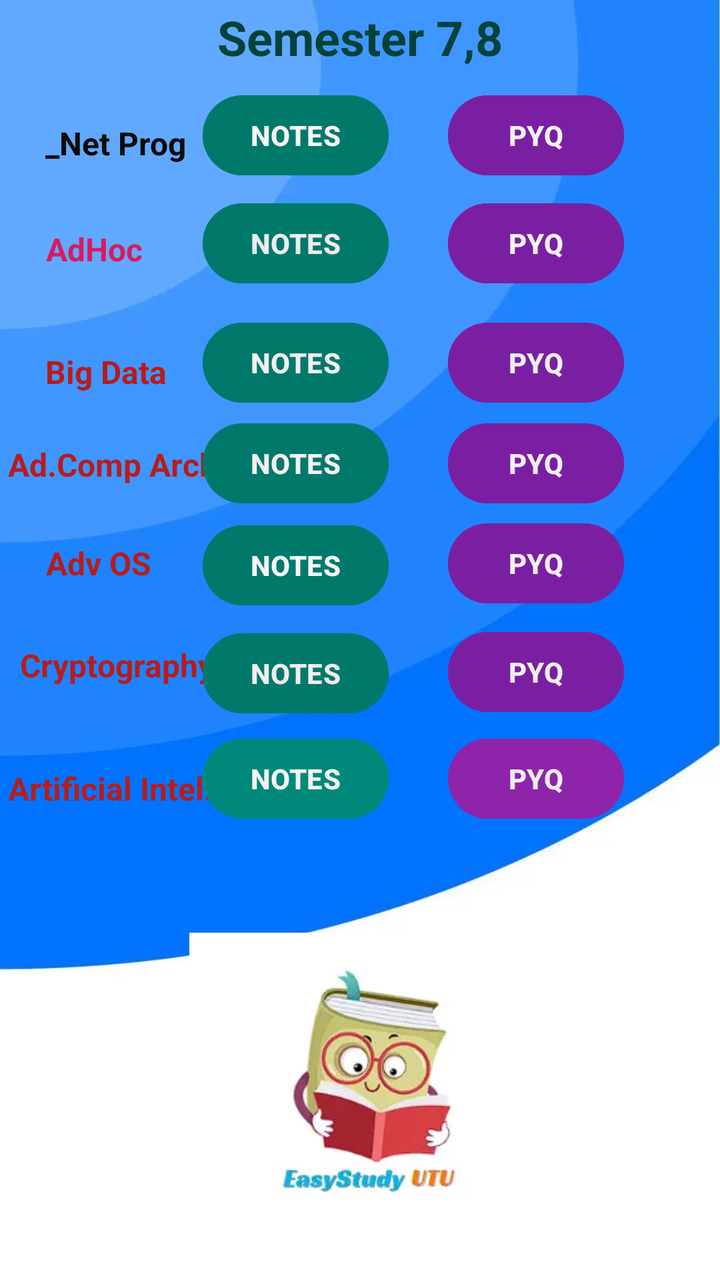
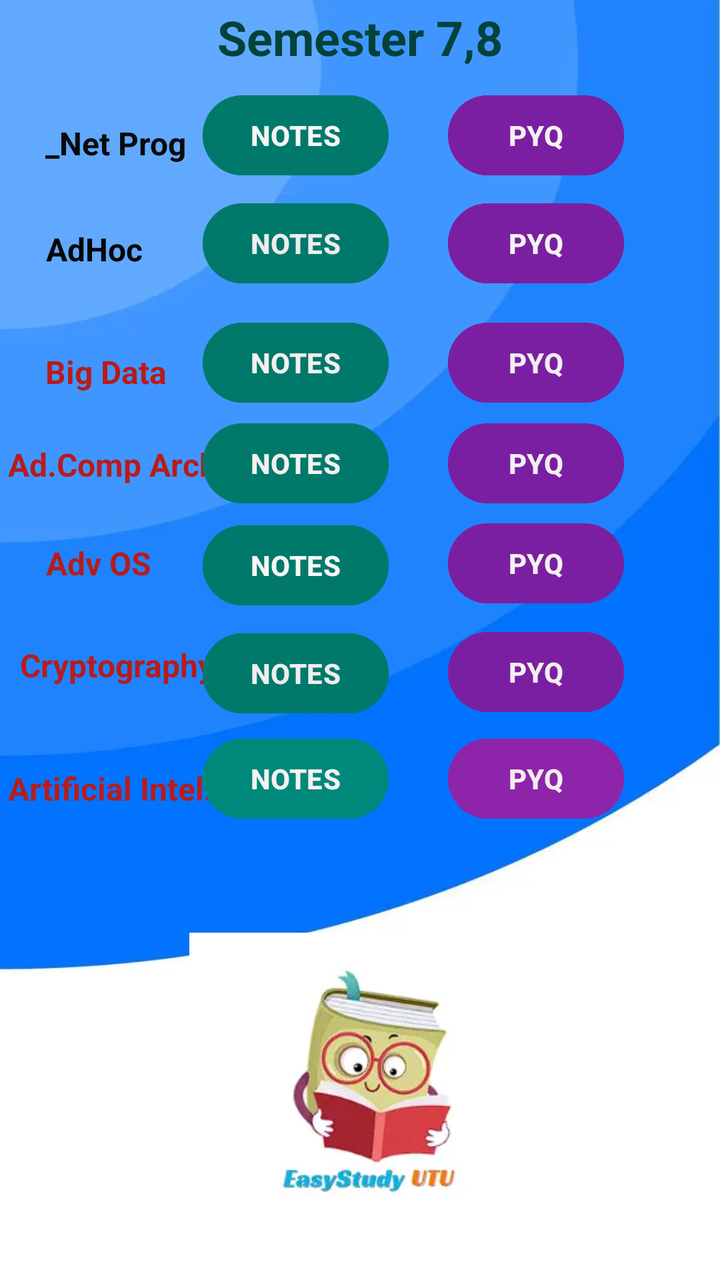

Before-and-after screenshots of an Android layout around one commit, followed by the original layout XML and the change that was made.
<!-- AndroidManifest.xml: application theme Theme.EasyStudyUTU -->
<!-- res/layout/activity_fourth_year.xml -->
<?xml version="1.0" encoding="utf-8"?>
<androidx.constraintlayout.widget.ConstraintLayout xmlns:android="http://schemas.android.com/apk/res/android"
    xmlns:app="http://schemas.android.com/apk/res-auto"
    xmlns:tools="http://schemas.android.com/tools"
    style="d"
    android:layout_width="match_parent"
    android:layout_height="match_parent"
    android:background="@drawable/background2"
    android:foregroundTint="#00897B"
    tools:context=".FourthYear">


    <TextView
        android:id="@+id/textView30"
        android:layout_width="wrap_content"
        android:layout_height="wrap_content"
        android:text="Cryptography"
        android:textColor="#B71C1C"
        android:textSize="16dp"
        android:textStyle="bold"
        app:layout_constraintBottom_toBottomOf="parent"
        app:layout_constraintEnd_toEndOf="parent"
        app:layout_constraintHorizontal_bias="0.038"
        app:layout_constraintStart_toStartOf="parent"
        app:layout_constraintTop_toTopOf="parent"
        app:layout_constraintVertical_bias="0.52" />

    <Button
        android:id="@+id/adhocpyq"
        android:layout_width="wrap_content"
        android:layout_height="wrap_content"
        android:backgroundTint="#7B1FA2"
        android:text="PYQ"
        android:textColor="#F4F3F3"
        android:textStyle="bold"
        app:layout_constraintBottom_toBottomOf="parent"
        app:layout_constraintEnd_toEndOf="parent"
        app:layout_constraintHorizontal_bias="0.823"
        app:layout_constraintStart_toStartOf="parent"
        app:layout_constraintTop_toTopOf="parent"
        app:layout_constraintVertical_bias="0.165" />

    <TextView
        android:id="@+id/textView25"
        android:layout_width="wrap_content"
        android:layout_height="wrap_content"
        android:foregroundTint="#F44336"
        android:text="Semester 7,8"
        android:textColor="#03423B"
        android:textSize="24dp"
        android:textStyle="bold"
        app:layout_constraintBottom_toBottomOf="parent"
        app:layout_constraintEnd_toEndOf="parent"
        app:layout_constraintStart_toStartOf="parent"
        app:layout_constraintTop_toTopOf="parent"
        app:layout_constraintVertical_bias="0.004" />

    <TextView
        android:id="@+id/textView26"
        android:layout_width="wrap_content"
        android:layout_height="wrap_content"
        android:text="_Net Prog"
        android:textColor="#0B0B0B"
        android:textSize="16dp"
        android:textStyle="bold"
        app:layout_constraintBottom_toBottomOf="parent"
        app:layout_constraintEnd_toEndOf="parent"
        app:layout_constraintHorizontal_bias="0.078"
        app:layout_constraintStart_toStartOf="parent"
        app:layout_constraintTop_toTopOf="parent"
        app:layout_constraintVertical_bias="0.098" />

    <Button
        android:id="@+id/dotnetnotes"
        android:layout_width="wrap_content"
        android:layout_height="wrap_content"
        android:backgroundTint="#00796B"
        android:text="NOTES"
        android:textColor="#F8F5F5"
        android:textStyle="bold"
        app:layout_constraintBottom_toBottomOf="parent"
        app:layout_constraintEnd_toEndOf="parent"
        app:layout_constraintHorizontal_bias="0.38"
        app:layout_constraintStart_toStartOf="parent"
        app:layout_constraintTop_toTopOf="parent"
        app:layout_constraintVertical_bias="0.074" />

    <Button
        android:id="@+id/dotnetpyq"
        android:layout_width="wrap_content"
        android:layout_height="wrap_content"
        android:backgroundTint="#7B1FA2"
        android:text="PYQ"
        android:textColor="#F4F2F2"
        android:textStyle="bold"
        app:layout_constraintBottom_toBottomOf="parent"
        app:layout_constraintEnd_toEndOf="parent"
        app:layout_constraintHorizontal_bias="0.823"
        app:layout_constraintStart_toStartOf="parent"
        app:layout_constraintTop_toTopOf="parent"
        app:layout_constraintVertical_bias="0.074" />

    <TextView
        android:id="@+id/textView27"
        android:layout_width="wrap_content"
        android:layout_height="wrap_content"
        android:text="AdHoc "
        android:textColor="#D81B60"
        android:textSize="16dp"
        android:textStyle="bold"
        app:layout_constraintBottom_toBottomOf="parent"
        app:layout_constraintEnd_toEndOf="parent"
        app:layout_constraintHorizontal_bias="0.075"
        app:layout_constraintStart_toStartOf="parent"
        app:layout_constraintTop_toTopOf="parent"
        app:layout_constraintVertical_bias="0.184" />

    <Button
        android:id="@+id/adhocnotes"
        android:layout_width="wrap_content"
        android:layout_height="wrap_content"
        android:backgroundTint="#00796B"
        android:text="NOTES"
        android:textColor="#EFEBEB"
        android:textStyle="bold"
        app:layout_constraintBottom_toBottomOf="parent"
        app:layout_constraintEnd_toEndOf="parent"
        app:layout_constraintHorizontal_bias="0.38"
        app:layout_constraintStart_toStartOf="parent"
        app:layout_constraintTop_toTopOf="parent"
        app:layout_constraintVertical_bias="0.165" />

    <TextView
        android:id="@+id/textView28"
        android:layout_width="wrap_content"
        android:layout_height="wrap_content"
        android:text="Big Data"
        android:textAllCaps="false"
        android:textColor="#B71C1C"
        android:textSize="16dp"
        android:textStyle="bold"
        app:layout_constraintBottom_toBottomOf="parent"
        app:layout_constraintEnd_toEndOf="parent"
        app:layout_constraintHorizontal_bias="0.076"
        app:layout_constraintStart_toStartOf="parent"
        app:layout_constraintTop_toTopOf="parent"
        app:layout_constraintVertical_bias="0.283" />

    <Button
        android:id="@+id/bigdatanotes"
        android:layout_width="wrap_content"
        android:layout_height="wrap_content"
        android:backgroundTint="#00796B"
        android:text="NOTES"
        android:textColor="#F3EFEF"
        android:textStyle="bold"
        app:layout_constraintBottom_toBottomOf="parent"
        app:layout_constraintEnd_toEndOf="parent"
        app:layout_constraintHorizontal_bias="0.38"
        app:layout_constraintStart_toStartOf="parent"
        app:layout_constraintTop_toTopOf="parent"
        app:layout_constraintVertical_bias="0.266" />

    <Button
        android:id="@+id/bigdatapyq"
        android:layout_width="wrap_content"
        android:layout_height="wrap_content"
        android:backgroundTint="#7B1FA2"
        android:text="PYQ"
        android:textColor="#F1EFEF"
        android:textStyle="bold"
        app:layout_constraintBottom_toBottomOf="parent"
        app:layout_constraintEnd_toEndOf="parent"
        app:layout_constraintHorizontal_bias="0.823"
        app:layout_constraintStart_toStartOf="parent"
        app:layout_constraintTop_toTopOf="parent"
        app:layout_constraintVertical_bias="0.266" />

    <TextView
        android:id="@+id/textView24"
        android:layout_width="wrap_content"
        android:layout_height="wrap_content"
        android:text="Ad.Comp Arch"
        android:textColor="#B71C1C"
        android:textSize="16dp"
        android:textStyle="bold"
        app:layout_constraintBottom_toBottomOf="parent"
        app:layout_constraintEnd_toEndOf="parent"
        app:layout_constraintHorizontal_bias="0.016"
        app:layout_constraintStart_toStartOf="parent"
        app:layout_constraintTop_toTopOf="parent"
        app:layout_constraintVertical_bias="0.358" />

    <Button
        android:id="@+id/advcoanotes"
        android:layout_width="wrap_content"
        android:layout_height="wrap_content"
        android:backgroundTint="#00796B"
        android:text="NOTES"
        android:textColor="#F3F0F0"
        android:textStyle="bold"
        app:layout_constraintBottom_toBottomOf="parent"
        app:layout_constraintEnd_toEndOf="parent"
        app:layout_constraintHorizontal_bias="0.38"
        app:layout_constraintStart_toStartOf="parent"
        app:layout_constraintTop_toTopOf="parent"
        app:layout_constraintVertical_bias="0.351" />

    <Button
        android:id="@+id/advcoapyq"
        android:layout_width="wrap_content"
        android:layout_height="wrap_content"
        android:backgroundTint="#7B1FA2"
        android:text="PYQ"
        android:textColor="#F3EFEF"
        android:textStyle="bold"
        app:layout_constraintBottom_toBottomOf="parent"
        app:layout_constraintEnd_toEndOf="parent"
        app:layout_constraintHorizontal_bias="0.823"
        app:layout_constraintStart_toStartOf="parent"
        app:layout_constraintTop_toTopOf="parent"
        app:layout_constraintVertical_bias="0.351" />

    <TextView
        android:id="@+id/textView29"
        android:layout_width="wrap_content"
        android:layout_height="wrap_content"
        android:text="Adv OS"
        android:textColor="#B71C1C"
        android:textSize="16dp"
        android:textStyle="bold"
        app:layout_constraintBottom_toBottomOf="parent"
        app:layout_constraintEnd_toEndOf="parent"
        app:layout_constraintHorizontal_bias="0.075"
        app:layout_constraintStart_toStartOf="parent"
        app:layout_constraintTop_toTopOf="parent"
        app:layout_constraintVertical_bias="0.438" />

    <Button
        android:id="@+id/advosnotes"
        android:layout_width="wrap_content"
        android:layout_height="wrap_content"
        android:backgroundTint="#00796B"
        android:text="NOTES"
        android:textColor="#F8F6F6"
        android:textStyle="bold"
        app:layout_constraintBottom_toBottomOf="parent"
        app:layout_constraintEnd_toEndOf="parent"
        app:layout_constraintHorizontal_bias="0.38"
        app:layout_constraintStart_toStartOf="parent"
        app:layout_constraintTop_toTopOf="parent"
        app:layout_constraintVertical_bias="0.437" />

    <Button
        android:id="@+id/advospyq"
        android:layout_width="wrap_content"
        android:layout_height="wrap_content"
        android:backgroundTint="#7B1FA2"
        android:text="PYQ"
        android:textColor="#F4F1F1"
        android:textStyle="bold"
        app:layout_constraintBottom_toBottomOf="parent"
        app:layout_constraintEnd_toEndOf="parent"
        app:layout_constraintHorizontal_bias="0.823"
        app:layout_constraintStart_toStartOf="parent"
        app:layout_constraintTop_toTopOf="@+id/textView25"
        app:layout_constraintVertical_bias="0.433" />

    <Button
        android:id="@+id/cryptonotes"
        android:layout_width="wrap_content"
        android:layout_height="wrap_content"
        android:backgroundTint="#00796B"
        android:text="NOTES"
        android:textColor="#F1EDED"
        android:textStyle="bold"
        app:layout_constraintBottom_toBottomOf="parent"
        app:layout_constraintEnd_toEndOf="parent"
        app:layout_constraintHorizontal_bias="0.38"
        app:layout_constraintStart_toStartOf="parent"
        app:layout_constraintTop_toTopOf="parent"
        app:layout_constraintVertical_bias="0.528" />

    <Button
        android:id="@+id/cryptopyq"
        android:layout_width="wrap_content"
        android:layout_height="wrap_content"
        android:backgroundTint="#7B1FA2"
        android:text="PYQ"
        android:textColor="#F3EFEF"
        android:textStyle="bold"
        app:layout_constraintBottom_toBottomOf="parent"
        app:layout_constraintEnd_toEndOf="parent"
        app:layout_constraintHorizontal_bias="0.823"
        app:layout_constraintStart_toStartOf="parent"
        app:layout_constraintTop_toTopOf="@+id/textView25"
        app:layout_constraintVertical_bias="0.525" />

    <ImageView
        android:id="@+id/imageView7"
        android:layout_width="171dp"
        android:layout_height="185dp"
        app:layout_constraintBottom_toBottomOf="parent"
        app:layout_constraintEnd_toEndOf="parent"
        app:layout_constraintStart_toStartOf="parent"
        app:layout_constraintTop_toTopOf="parent"
        app:layout_constraintVertical_bias="1.0"
        app:srcCompat="@drawable/applogo" />

    <TextView
        android:id="@+id/textView31"
        android:layout_width="wrap_content"
        android:layout_height="wrap_content"
        android:backgroundTint="#D81B60"
        android:text="Artificial Intel."
        android:textColor="#B71C1C"
        android:textSize="16dp"
        android:textStyle="bold"
        app:layout_constraintBottom_toBottomOf="parent"
        app:layout_constraintEnd_toEndOf="parent"
        app:layout_constraintHorizontal_bias="0.016"
        app:layout_constraintStart_toStartOf="parent"
        app:layout_constraintTop_toTopOf="parent"
        app:layout_constraintVertical_bias="0.62" />

    <Button
        android:id="@+id/ainotes"
        android:layout_width="wrap_content"
        android:layout_height="wrap_content"
        android:backgroundTint="#00897B"
        android:text="NOTES"
        android:textColor="#F4F2F2"
        android:textStyle="bold"
        app:layout_constraintBottom_toBottomOf="parent"
        app:layout_constraintEnd_toEndOf="parent"
        app:layout_constraintHorizontal_bias="0.38"
        app:layout_constraintStart_toStartOf="parent"
        app:layout_constraintTop_toTopOf="parent"
        app:layout_constraintVertical_bias="0.617" />

    <Button
        android:id="@+id/aipyq"
        android:layout_width="wrap_content"
        android:layout_height="wrap_content"
        android:backgroundTint="#8E24AA"
        android:text="PYQ"
        android:textColor="#F3EFEF"
        android:textStyle="bold"
        app:layout_constraintBottom_toBottomOf="parent"
        app:layout_constraintEnd_toEndOf="parent"
        app:layout_constraintHorizontal_bias="0.823"
        app:layout_constraintStart_toStartOf="parent"
        app:layout_constraintTop_toTopOf="parent"
        app:layout_constraintVertical_bias="0.617" />

</androidx.constraintlayout.widget.ConstraintLayout>
<!-- resources referenced by this layout -->
<resources>
  <!-- drawable applogo: webp bitmap (drawable, 4716 bytes) -->
  <!-- drawable background2: webp bitmap (drawable, 6770 bytes) -->
  <style name="Theme.EasyStudyUTU" parent="Base.Theme.EasyStudyUTU" />
  <style name="Base.Theme.EasyStudyUTU" parent="Theme.Material3.DayNight.NoActionBar">
          
          
      </style>
</resources>

<!-- the commit's change to res/layout/activity_fourth_year.xml (unified diff, before → after) -->
@@ -105,7 +105,7 @@
         android:layout_width="wrap_content"
         android:layout_height="wrap_content"
         android:text="AdHoc "
-        android:textColor="#D81B60"
+        android:textColor="#050505"
         android:textSize="16dp"
         android:textStyle="bold"
         app:layout_constraintBottom_toBottomOf="parent"
